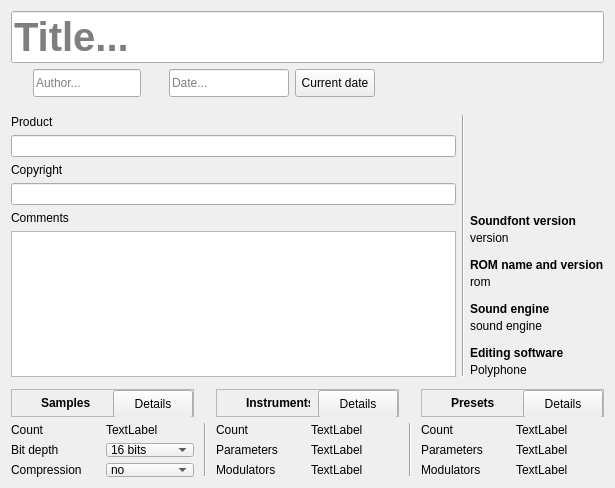
Qt form sources/editor/pagesf2.ui (davy7125/polyphone) before a commit.
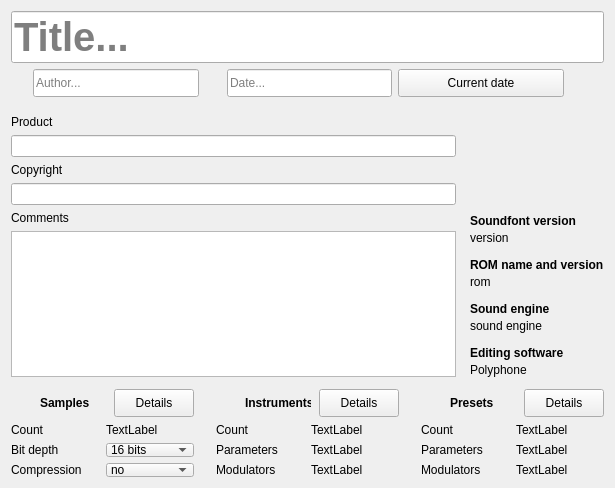
The same form after that commit. Icons and pictures are not drawn. Custom widgets are drawn as their Qt base class.

What changed in the file:
```diff
--- a/sources/editor/pagesf2.ui
+++ b/sources/editor/pagesf2.ui
@@ -174,9 +174,6 @@
      </item>
      <item>
       <spacer name="horizontalSpacer">
-       <property name="orientation">
-        <enum>Qt::Orientation::Horizontal</enum>
-       </property>
        <property name="sizeHint" stdset="0">
         <size>
          <width>40</width>
@@ -188,7 +185,7 @@
     </layout>
    </item>
    <item>
-    <layout class="QHBoxLayout" name="horizontalLayout_3">
+    <layout class="QHBoxLayout" name="horizontalLayout_3" stretch="10,0,0">
      <property name="topMargin">
       <number>12</number>
      </property>
@@ -259,10 +256,7 @@
         </size>
        </property>
        <property name="frameShape">
-        <enum>QFrame::Shape::Panel</enum>
-       </property>
-       <property name="frameShadow">
-        <enum>QFrame::Shadow::Sunken</enum>
+        <enum>QFrame::NoFrame</enum>
        </property>
       </widget>
      </item>
@@ -439,10 +433,7 @@
          </size>
         </property>
         <property name="frameShape">
-         <enum>QFrame::Shape::StyledPanel</enum>
-        </property>
-        <property name="frameShadow">
-         <enum>QFrame::Shadow::Raised</enum>
+         <enum>QFrame::NoFrame</enum>
         </property>
         <layout class="QHBoxLayout" name="horizontalLayout_5">
          <property name="spacing">
@@ -543,10 +534,7 @@
          </size>
         </property>
         <property name="frameShape">
-         <enum>QFrame::Shape::Panel</enum>
-        </property>
-        <property name="frameShadow">
-         <enum>QFrame::Shadow::Sunken</enum>
+         <enum>QFrame::NoFrame</enum>
         </property>
        </widget>
       </item>
@@ -559,10 +547,7 @@
          </size>
         </property>
         <property name="frameShape">
-         <enum>QFrame::Shape::StyledPanel</enum>
-        </property>
-        <property name="frameShadow">
-         <enum>QFrame::Shadow::Raised</enum>
+         <enum>QFrame::NoFrame</enum>
         </property>
         <layout class="QHBoxLayout" name="horizontalLayout">
          <property name="spacing">
@@ -663,10 +648,7 @@
          </size>
         </property>
         <property name="frameShape">
-         <enum>QFrame::Shape::Panel</enum>
-        </property>
-        <property name="frameShadow">
-         <enum>QFrame::Shadow::Sunken</enum>
+         <enum>QFrame::NoFrame</enum>
         </property>
        </widget>
       </item>
@@ -894,10 +876,7 @@
          </size>
         </property>
         <property name="frameShape">
-         <enum>QFrame::Shape::StyledPanel</enum>
-        </property>
-        <property name="frameShadow">
-         <enum>QFrame::Shadow::Raised</enum>
+         <enum>QFrame::NoFrame</enum>
         </property>
         <layout class="QHBoxLayout" name="horizontalLayout_4">
          <property name="spacing">
```
Left out of the diff: 27 changed lines with no effect on the pictures.
